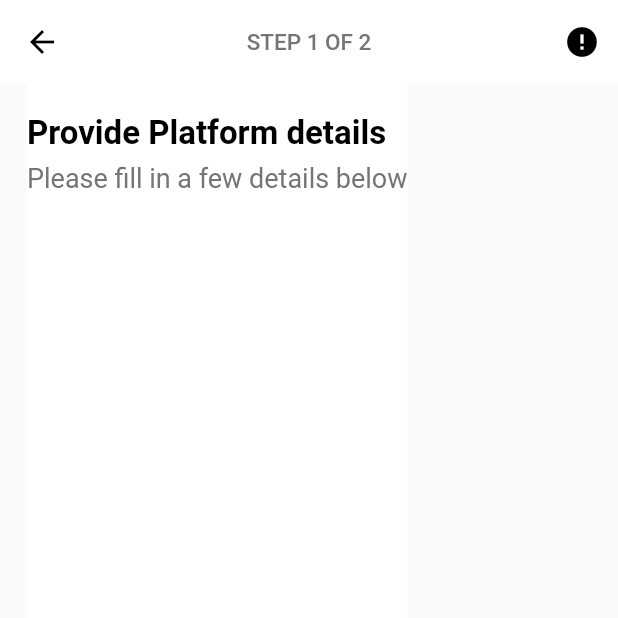
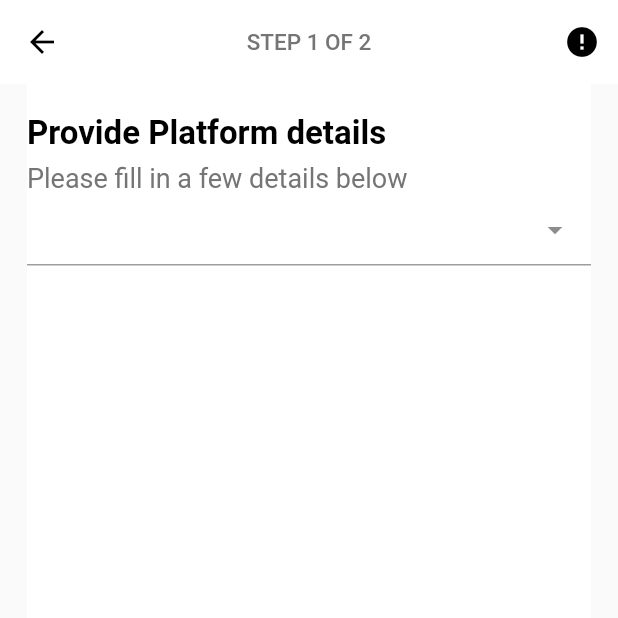
Before and after one commit to Cankarnama/Emrys-Login-Screens, a Flutter app: the Register02 screen opened directly, on a phone screen of 412 x 824 dp, the top half of it. Run offline on Flutter 3.47's test engine with Material 2 defaults, Android fonts, the phone set to English and light mode, and no system bars; our stand-ins replace country_code_picker; missing offline and left inert: flag.

Commit message:
field text box with arrow widget

```diff
--- a/proji_1/lib/Register02.dart
+++ b/proji_1/lib/Register02.dart
@@ -2,10 +2,9 @@ import 'package:flutter/material.dart';
 import 'Register01.dart';
 
 class Register02 extends StatelessWidget {
+  var items = ['Working a lot harder', 'Being a lot smarter'] ;
   @override
-  Widget build(BuildContext context) =>
-      Scaffold(
-
+  Widget build(BuildContext context) => Scaffold(
       appBar: AppBar(
         elevation: 0,
         title: Text(
@@ -50,7 +49,6 @@ class Register02 extends StatelessWidget {
                             ),
                           ),
                         ),
-
                         Container(
                           margin: EdgeInsets.only(top: 6),
                           child: Text(
@@ -58,12 +56,26 @@ class Register02 extends StatelessWidget {
                             style: TextStyle(
                               fontSize: 18,
                               color: Colors.grey[600],
-
                             ),
                           ),
+                        ),
+                        TextField(
 
+                          decoration: InputDecoration(
+                            suffixIcon: PopupMenuButton<String>(
+                              icon: const Icon(Icons.arrow_drop_down),
+                              onSelected: (String value) {
+
+                              },
+                              itemBuilder: (BuildContext context) {
+                                return items
+                                    .map<PopupMenuItem<String>>((String value) {
+                                  return new PopupMenuItem(
+                                      child: new Text(value), value: value);
+                                }).toList();
+                              },
                             ),
-
-  ])
-  ))) );
+                          ),
+                        )
+                      ])))));
 }
```
Lines whose indentation alone changed are shown as unchanged.
